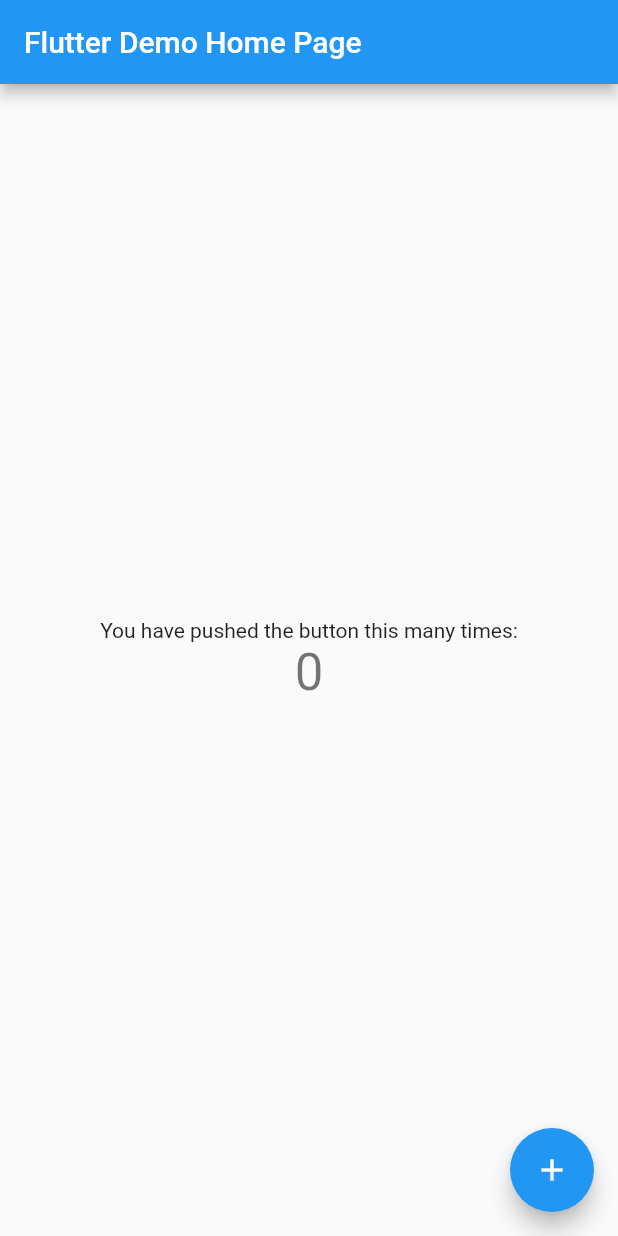
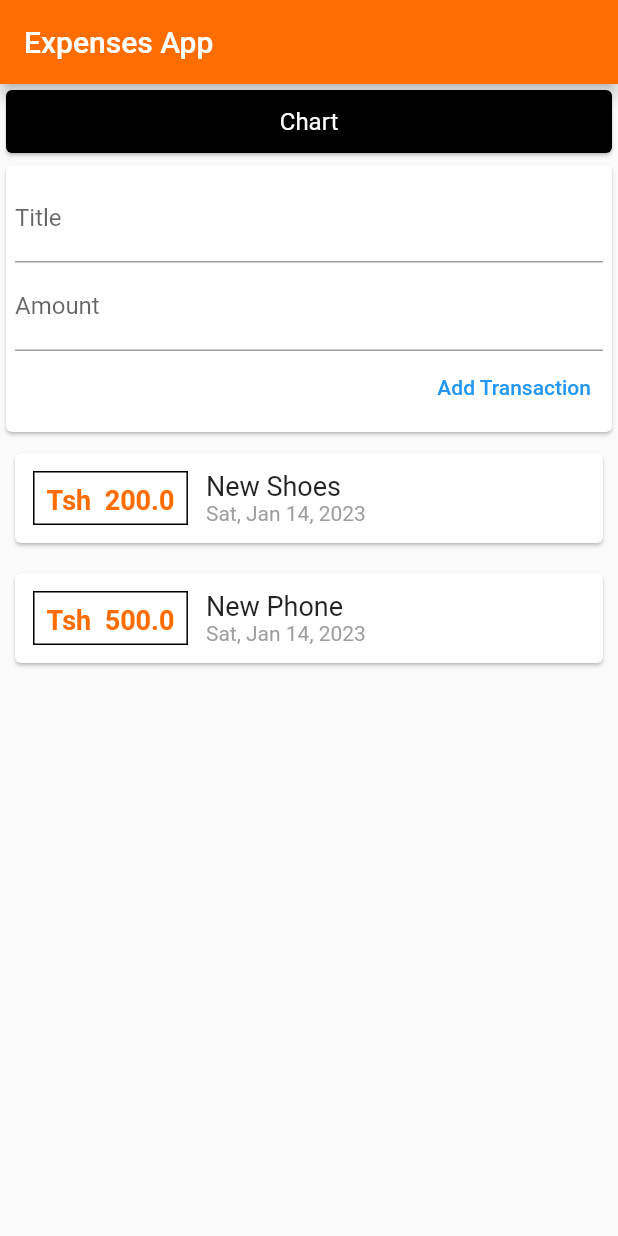
Before and after one commit to MajidNjozi/expenses_app, a Flutter app: the screen it shows after launch, on a phone screen of 412 x 824 dp. Run offline on Flutter 3.47's test engine with Material 2 defaults, Android fonts, the phone set to English and light mode, and no system bars.

Commit message:
Setting Up the HomePage

```diff
--- a/lib/main.dart
+++ b/lib/main.dart
@@ -1,115 +1,161 @@
+import 'package:flutter/cupertino.dart';
 import 'package:flutter/material.dart';
+import 'package:intl/intl.dart';
 
-void main() {
-  runApp(const MyApp());
+import 'transaction.dart';
+
+void main(List<String> args) {
+  runApp(const ExpensesApp());
 }
 
-class MyApp extends StatelessWidget {
-  const MyApp({super.key});
+class ExpensesApp extends StatelessWidget {
+  const ExpensesApp({super.key});
 
-  // This widget is the root of your application.
   @override
   Widget build(BuildContext context) {
-    return MaterialApp(
-      title: 'Flutter Demo',
-      theme: ThemeData(
-        // This is the theme of your application.
-        //
-        // Try running your application with "flutter run". You'll see the
-        // application has a blue toolbar. Then, without quitting the app, try
-        // changing the primarySwatch below to Colors.green and then invoke
-        // "hot reload" (press "r" in the console where you ran "flutter run",
-        // or simply save your changes to "hot reload" in a Flutter IDE).
-        // Notice that the counter didn't reset back to zero; the application
-        // is not restarted.
-        primarySwatch: Colors.blue,
-      ),
-      home: const MyHomePage(title: 'Flutter Demo Home Page'),
+    return const MaterialApp(
+      home: HomePage(),
     );
   }
 }
 
-class MyHomePage extends StatefulWidget {
-  const MyHomePage({super.key, required this.title});
-
-  // This widget is the home page of your application. It is stateful, meaning
-  // that it has a State object (defined below) that contains fields that affect
-  // how it looks.
-
-  // This class is the configuration for the state. It holds the values (in this
-  // case the title) provided by the parent (in this case the App widget) and
-  // used by the build method of the State. Fields in a Widget subclass are
-  // always marked "final".
-
-  final String title;
+class HomePage extends StatefulWidget {
+  const HomePage({super.key});
 
   @override
-  State<MyHomePage> createState() => _MyHomePageState();
+  State<HomePage> createState() => _HomePageState();
 }
 
-class _MyHomePageState extends State<MyHomePage> {
-  int _counter = 0;
-
-  void _incrementCounter() {
-    setState(() {
-      // This call to setState tells the Flutter framework that something has
-      // changed in this State, which causes it to rerun the build method below
-      // so that the display can reflect the updated values. If we changed
-      // _counter without calling setState(), then the build method would not be
-      // called again, and so nothing would appear to happen.
-      _counter++;
-    });
-  }
+class _HomePageState extends State<HomePage> {
+  final titleController = TextEditingController();
+  final amountController = TextEditingController();
+  var currency = 'Tsh ';
+  var transactions = [
+    Transaction(
+      id: 'T1',
+      title: 'New Shoes',
+      amount: 200,
+      date: DateTime.now(),
+    ),
+    Transaction(
+      id: 'T2',
+      title: 'New Phone',
+      amount: 500,
+      date: DateTime.now(),
+    ),
+  ];
 
   @override
   Widget build(BuildContext context) {
-    // This method is rerun every time setState is called, for instance as done
-    // by the _incrementCounter method above.
-    //
-    // The Flutter framework has been optimized to make rerunning build methods
-    // fast, so that you can just rebuild anything that needs updating rather
-    // than having to individually change instances of widgets.
-    return Scaffold(
-      appBar: AppBar(
-        // Here we take the value from the MyHomePage object that was created by
-        // the App.build method, and use it to set our appbar title.
-        title: Text(widget.title),
-      ),
-      body: Center(
-        // Center is a layout widget. It takes a single child and positions it
-        // in the middle of the parent.
-        child: Column(
-          // Column is also a layout widget. It takes a list of children and
-          // arranges them vertically. By default, it sizes itself to fit its
-          // children horizontally, and tries to be as tall as its parent.
-          //
-          // Invoke "debug painting" (press "p" in the console, choose the
-          // "Toggle Debug Paint" action from the Flutter Inspector in Android
-          // Studio, or the "Toggle Debug Paint" command in Visual Studio Code)
-          // to see the wireframe for each widget.
-          //
-          // Column has various properties to control how it sizes itself and
-          // how it positions its children. Here we use mainAxisAlignment to
-          // center the children vertically; the main axis here is the vertical
-          // axis because Columns are vertical (the cross axis would be
-          // horizontal).
-          mainAxisAlignment: MainAxisAlignment.center,
-          children: <Widget>[
-            const Text(
-              'You have pushed the button this many times:',
+    return MaterialApp(
+      home: Scaffold(
+        appBar: AppBar(
+          backgroundColor: Colors.orangeAccent[700],
+          title: const Text(
+            'Expenses App',
+          ),
+        ),
+        body: Column(
+          mainAxisAlignment: MainAxisAlignment.start,
+          crossAxisAlignment: CrossAxisAlignment.stretch,
+          children: [
+            Container(
+              height: 50,
+              child: const Card(
+                color: Colors.black,
+                child: Center(
+                  child: Text(
+                    "Chart",
+                    style: TextStyle(
+                      fontSize: 16,
+                      color: Colors.white,
+                    ),
+                  ),
+                ),
+              ),
             ),
-            Text(
-              '$_counter',
-              style: Theme.of(context).textTheme.headline4,
+            Card(
+              child: Container(
+                margin: const EdgeInsets.all(6),
+                child: Column(
+                  crossAxisAlignment: CrossAxisAlignment.end,
+                  children: [
+                    TextField(
+                      controller: titleController,
+                      decoration: InputDecoration(
+                        label: Text('Title'),
+                      ),
+                    ),
+                    TextField(
+                      controller: amountController,
+                      decoration: InputDecoration(
+                        label: Text('Amount'),
+                      ),
+                    ),
+                    TextButton(
+                      onPressed: () {
+                        print(titleController.text);
+                        print(amountController.text);
+                      },
+                      child: Text(
+                        'Add Transaction',
+                      ),
+                    )
+                  ],
+                ),
+              ),
             ),
+            Column(
+              crossAxisAlignment: CrossAxisAlignment.stretch,
+              children: (transactions.map((tx) {
+                return SizedBox(
+                  height: 80,
+                  width: 50,
+                  child: Card(
+                      margin: const EdgeInsets.all(10),
+//color: Colors.blue,
+                      child: Row(
+                        children: [
+                          Container(
+                            decoration: BoxDecoration(
+                                border: Border.all(style: BorderStyle.solid)),
+                            margin: const EdgeInsets.all(12),
+                            padding: const EdgeInsets.all(8),
+                            child: Text(
+                              '$currency ${tx.amount}',
+                              style: TextStyle(
+                                color: Colors.orangeAccent[700],
+                                fontSize: 18,
+                                fontWeight: FontWeight.bold,
+                              ),
+                            ),
+                          ),
+                          Container(
+                            //padding: EdgeInsets.all(8),
+                            child: Column(
+                              mainAxisAlignment: MainAxisAlignment.center,
+                              crossAxisAlignment: CrossAxisAlignment.start,
+                              children: [
+                                Text(
+                                  tx.title,
+                                  style: const TextStyle(fontSize: 18),
+                                ),
+                                Text(
+                                    DateFormat.yMMMEd().format(
+                                      tx.date,
+                                    ),
+                                    style: const TextStyle(color: Colors.grey)),
+                              ],
+                            ),
+                          ),
+                        ],
+                      )),
+                );
+              }).toList()),
+            )
           ],
         ),
       ),
-      floatingActionButton: FloatingActionButton(
-        onPressed: _incrementCounter,
-        tooltip: 'Increment',
-        child: const Icon(Icons.add),
-      ), // This trailing comma makes auto-formatting nicer for build methods.
     );
   }
 }
--- /dev/null
+++ b/lib/transaction.dart
@@ -0,0 +1,13 @@
+class Transaction {
+  String id;
+  String title;
+  double amount;
+  DateTime date;
+
+  Transaction({
+    required this.id,
+    required this.title,
+    required this.amount,
+    required this.date,
+  });
+}
--- a/pubspec.yaml
+++ b/pubspec.yaml
@@ -36,6 +36,7 @@ dependencies:
   # The following adds the Cupertino Icons font to your application.
   # Use with the CupertinoIcons class for iOS style icons.
   cupertino_icons: ^1.0.2
+  intl: ^0.18.0
 
 dev_dependencies:
   flutter_test:
```
Also changed, not shown: pubspec.lock.
